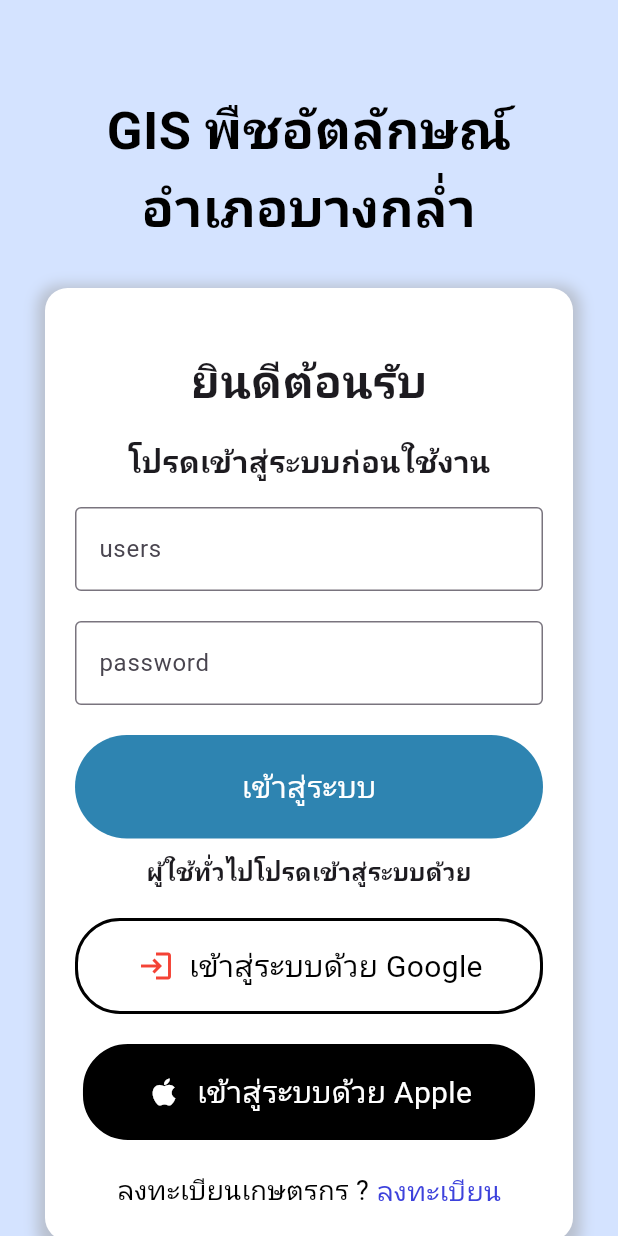
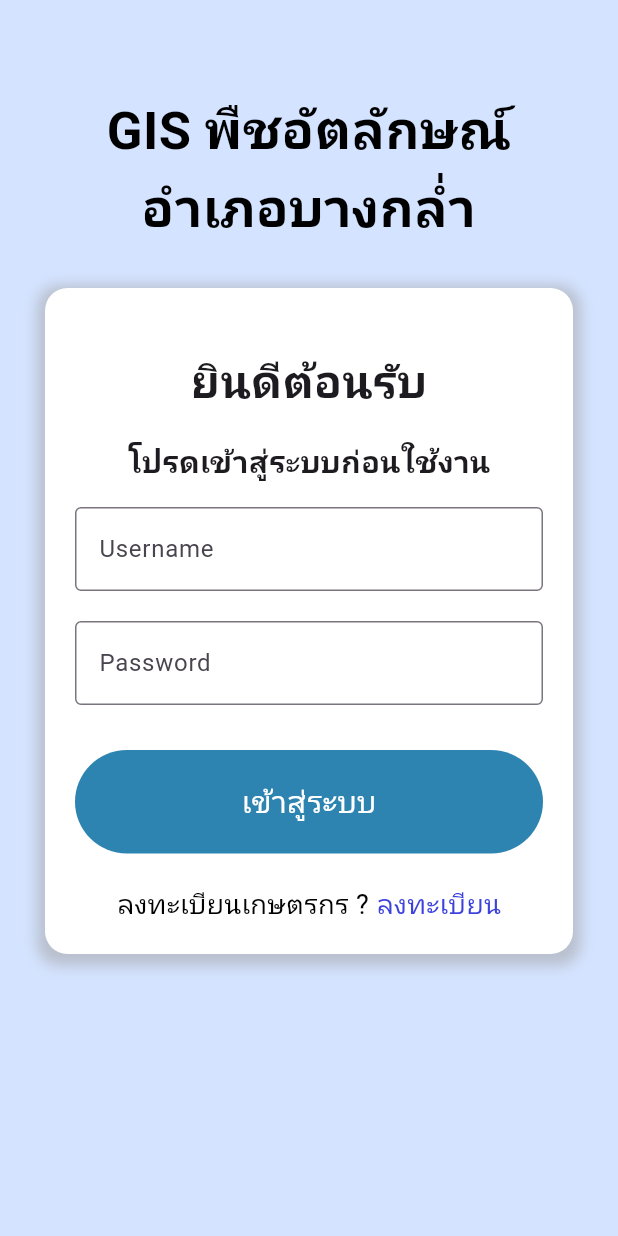
Before and after one commit to natnareeming/gis, a Flutter app: the screen it shows after launch, on a phone screen of 412 x 824 dp. Run offline on Flutter 3.47's test engine with Material 3 defaults, Android fonts, the phone set to English and light mode, and no system bars; our stand-ins replace google_maps_flutter; missing offline and left inert: mongo_dart.

```diff
--- a/gis/lib/Pages/main/login.dart
+++ b/gis/lib/Pages/main/login.dart
@@ -1,10 +1,64 @@
+import 'dart:convert';
 import 'package:flutter/material.dart';
+import 'package:http/http.dart' as http;
 import 'package:myproject/Pages/home.dart';
 import 'package:myproject/Pages/map.dart';
 import 'package:myproject/Pages/main/signup.dart';
+import '../../main/function/config.dart';
 
-class LoginPage extends StatelessWidget {
+class LoginPage extends StatefulWidget {
   const LoginPage({super.key});
+
+  @override
+  _LoginPageState createState() => _LoginPageState();
+}
+
+class _LoginPageState extends State<LoginPage> {
+  final TextEditingController _usernameController = TextEditingController();
+  final TextEditingController _passwordController = TextEditingController();
+  String _errorMessage = '';
+
+  Future<void> _login() async {
+    String username = _usernameController.text;
+    String password = _passwordController.text;
+
+    if (username.isEmpty || password.isEmpty) {
+      setState(() {
+        _errorMessage = 'Please enter both username and password.';
+      });
+      return;
+    }
+
+    // Prepare the POST request
+    var url = Uri.parse(login.loginUrl);
+    var response = await http.post(
+      url,
+      body: {
+        'username': username,
+        'password': password,
+      },
+    );
+
+    // Handle the response
+    if (response.statusCode == 200) {
+      var responseData = json.decode(response.body);
+      if (responseData['status'] == 'success') {
+        // Navigate to SatelliteMapView on successful login
+        Navigator.pushReplacement(
+          context,
+          MaterialPageRoute(builder: (context) => const SatelliteMapView()),
+        );
+      } else {
+        setState(() {
+          _errorMessage = responseData['message'];
+        });
+      }
+    } else {
+      setState(() {
+        _errorMessage = 'Login failed. Please try again.';
+      });
+    }
+  }
 
   @override
   Widget build(BuildContext context) {
@@ -12,10 +66,10 @@ class LoginPage extends StatelessWidget {
       body: Container(
         width: MediaQuery.of(context).size.width,
         height: MediaQuery.of(context).size.height,
-        color: Color(0xffD4E3FF), // สีพื้นหลังฟ้า
+        color: Color(0xffD4E3FF),
         child: SingleChildScrollView(
           child: Column(
-            mainAxisAlignment: MainAxisAlignment.start, // ขยับทุกอย่างขึ้นด้านบน
+            mainAxisAlignment: MainAxisAlignment.start,
             children: <Widget>[
               SizedBox(height: 60),
               Text(
@@ -25,7 +79,7 @@ class LoginPage extends StatelessWidget {
                   fontSize: 35,
                   fontWeight: FontWeight.bold,
                   color: Colors.black,
-                  fontFamily: 'Roboto', // เปลี่ยนฟอนต์
+                  fontFamily: 'Roboto',
                 ),
               ),
               Center(
@@ -67,9 +121,10 @@ class LoginPage extends StatelessWidget {
                       ),
                       SizedBox(height: 16),
                       TextField(
+                        controller: _usernameController,
                         decoration: InputDecoration(
                           border: OutlineInputBorder(),
-                          labelText: 'users',
+                          labelText: 'Username',
                           labelStyle: TextStyle(
                             fontFamily: 'Roboto',
                           ),
@@ -77,9 +132,10 @@ class LoginPage extends StatelessWidget {
                       ),
                       SizedBox(height: 20),
                       TextField(
+                        controller: _passwordController,
                         decoration: InputDecoration(
                           border: OutlineInputBorder(),
-                          labelText: 'password',
+                          labelText: 'Password',
                           labelStyle: TextStyle(
                             fontFamily: 'Roboto',
                           ),
@@ -87,14 +143,14 @@ class LoginPage extends StatelessWidget {
                         obscureText: true,
                       ),
                       SizedBox(height: 20),
+                      if (_errorMessage.isNotEmpty)
+                        Text(
+                          _errorMessage,
+                          style: TextStyle(color: Colors.red),
+                        ),
+                      SizedBox(height: 10),
                       InkWell(
-                        onTap: () {
-                          Navigator.push(
-                            context,
-                            MaterialPageRoute(
-                                builder: (context) => const SatelliteMapView()),
-                          );
-                        },
+                        onTap: _login,
                         child: Container(
                           padding: EdgeInsets.symmetric(
                               vertical: 20.0, horizontal: 40.0),
@@ -111,75 +167,6 @@ class LoginPage extends StatelessWidget {
                                 fontFamily: 'Roboto',
                               ),
                             ),
-                          ),
-                        ),
-                      ),
-                      SizedBox(height: 10),
-                      Text(
-                        'ผู้ใช้ทั่วไปโปรดเข้าสู่ระบบด้วย',
-                        style: TextStyle(
-                          fontSize: 16,
-                          fontWeight: FontWeight.bold,
-                          fontFamily: 'Roboto',
-                        ),
-                      ),
-                      SizedBox(height: 20),
-                      InkWell(
-                        onTap: () {
-                          // เพิ่มฟังก์ชัน Google login
-                        },
-                        child: Container(
-                          padding: EdgeInsets.symmetric(
-                              vertical: 15.0, horizontal: 40.0),
-                          decoration: BoxDecoration(
-                            color: Colors.white,
-                            borderRadius: BorderRadius.circular(30.0),
-                            border: Border.all(color: Colors.black, width: 2.0),
-                          ),
-                          child: Row(
-                            mainAxisSize: MainAxisSize.min,
-                            children: [
-                              Icon(Icons.login, color: Colors.red),
-                              SizedBox(width: 10),
-                              Text(
-                                'เข้าสู่ระบบด้วย Google',
-                                style: TextStyle(
-                                  fontSize: 20,
-                                  color: Colors.black,
-                                  fontFamily: 'Roboto',
-                                ),
-                              ),
-                            ],
-                          ),
-                        ),
-                      ),
-                      SizedBox(height: 20),
-                      InkWell(
-                        onTap: () {
-                          // เพิ่มฟังก์ชัน Apple login
-                        },
-                        child: Container(
-                          padding: EdgeInsets.symmetric(
-                              vertical: 15.0, horizontal: 40.0),
-                          decoration: BoxDecoration(
-                            color: Colors.black,
-                            borderRadius: BorderRadius.circular(30.0),
-                            border: Border.all(color: Colors.black, width: 2.0),
-                          ),
-                          child: Row(
-                            mainAxisSize: MainAxisSize.min,
-                            children: [
-                              Icon(Icons.apple, color: Colors.white),
-                              SizedBox(width: 10),
-                              Text(
-                                'เข้าสู่ระบบด้วย Apple',
-                                style: TextStyle(
-                                  fontSize: 20,
-                                  color: Colors.white,
-                                  fontFamily: 'Roboto',
-                                ),
-                              ),
-                            ],
                           ),
                         ),
                       ),
--- a/gis/lib/main.dart
+++ b/gis/lib/main.dart
@@ -12,7 +12,7 @@ class MyApp extends StatelessWidget {
   @override
   Widget build(BuildContext context) {
     return MaterialApp(
-      // debugShowCheckedModeBanner: false,
+      debugShowCheckedModeBanner: false,
       home: const LoginPage(),
     );
   }
--- /dev/null
+++ b/gis/lib/main/function/config.dart
@@ -0,0 +1,9 @@
+class index {
+  static const String indexUrl =
+      'http://localhost/gis/gis_backend/api';
+}
+
+class login {
+  static const String loginUrl =
+      '${index.indexUrl}/login';
+}
```
Also changed, not shown: gis_backend/api/connect.php.txt (deleted), gis_backend/api/manage/login.php.txt (deleted), 3 other files.
